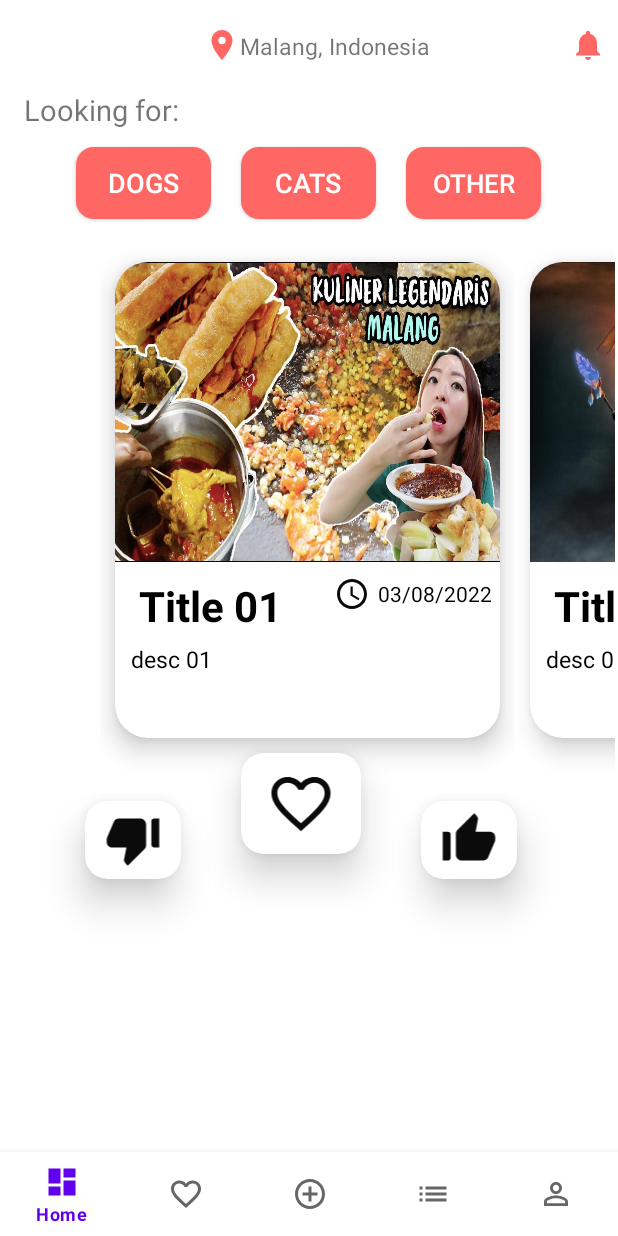
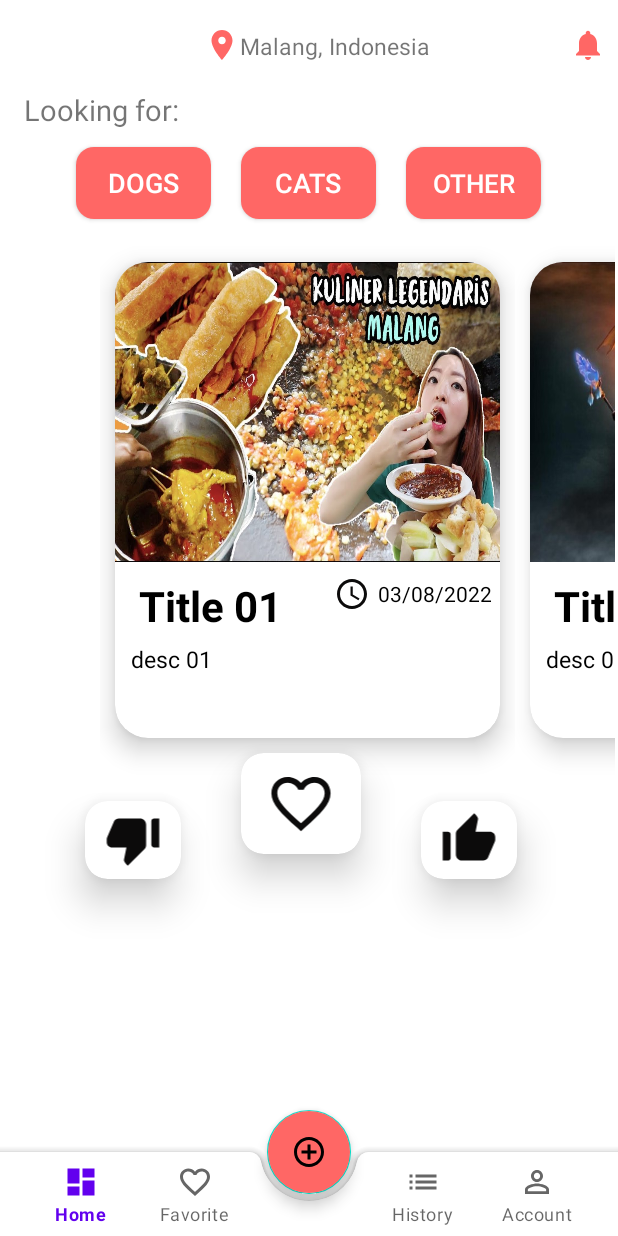
Before and after one commit to saskiamaulansyah/AdoptMe, an Android app: the MainActivity screen opened directly, with no data from a screen before it, on a phone screen of 412 x 824 dp. Run offline under Robolectric (Android 15) with nearby library versions, the phone set to English and light mode, and no system bars.

Commit message:
add detail and add floating button in bottom navigation

```diff
--- a/app/src/main/AndroidManifest.xml
+++ b/app/src/main/AndroidManifest.xml
@@ -1,9 +1,11 @@
 <?xml version="1.0" encoding="utf-8"?>
 <manifest xmlns:android="http://schemas.android.com/apk/res/android"
     package="com.example.adoptme">
+
     <uses-permission android:name="android.permission.INTERNET" />
     <uses-permission android:name="android.permission.ACCESS_NETWORK_STATE" />
     <uses-permission android:name="android.permission.ACCESS_WIFI_STATE" />
+
     <application
         android:allowBackup="true"
         android:icon="@mipmap/ic_launcher"
@@ -11,6 +13,9 @@
         android:roundIcon="@mipmap/ic_launcher_round"
         android:supportsRtl="true"
         android:theme="@style/Theme.AdoptMe">
+        <activity
+            android:name=".DetailAnimalActivity"
+            android:exported="false"/>
         <activity
             android:name=".RegisterActivity"
             android:exported="false" />
--- a/app/src/main/java/com/example/adoptme/MainActivity.java
+++ b/app/src/main/java/com/example/adoptme/MainActivity.java
@@ -20,6 +20,8 @@ public class MainActivity extends AppCompatActivity {
         super.onCreate(savedInstanceState);
         setContentView(R.layout.activity_main);
 
+        bottomNavigationView = findViewById(R.id.bottomNavigationView);
+        bottomNavigationView.setBackground(null);
         getWindow().getDecorView().setSystemUiVisibility(View.SYSTEM_UI_FLAG_LIGHT_STATUS_BAR);
         getSupportActionBar().hide();
 
--- a/app/src/main/java/com/example/adoptme/MyAdapterCard.java
+++ b/app/src/main/java/com/example/adoptme/MyAdapterCard.java
@@ -1,6 +1,7 @@
 package com.example.adoptme;
 
 import android.content.Context;
+import android.content.Intent;
 import android.view.LayoutInflater;
 import android.view.View;
 import android.view.ViewGroup;
@@ -63,7 +64,7 @@ public class MyAdapterCard extends PagerAdapter {
         view.setOnClickListener(new View.OnClickListener() {
             @Override
             public void onClick(View view) {
-                Toast.makeText(context, title+"\n"+description, Toast.LENGTH_SHORT).show();
+                view.getContext().startActivity(new Intent(view.getContext(), DetailAnimalActivity.class));;
             }
         });
 
--- a/app/src/main/res/layout/activity_main.xml
+++ b/app/src/main/res/layout/activity_main.xml
@@ -1,5 +1,5 @@
 <?xml version="1.0" encoding="utf-8"?>
-<RelativeLayout xmlns:android="http://schemas.android.com/apk/res/android"
+<androidx.coordinatorlayout.widget.CoordinatorLayout xmlns:android="http://schemas.android.com/apk/res/android"
     xmlns:app="http://schemas.android.com/apk/res-auto"
     xmlns:tools="http://schemas.android.com/tools"
     android:layout_width="match_parent"
@@ -10,14 +10,31 @@
         android:id="@+id/fragmentContainer"
         android:layout_width="match_parent"
         android:layout_height="match_parent"
-        android:layout_above="@id/bottomNavigationView"/>
+        android:layout_above="@id/bottomAppBar"/>
 
-    <com.google.android.material.bottomnavigation.BottomNavigationView
-        android:id="@+id/bottomNavigationView"
+    <com.google.android.material.bottomappbar.BottomAppBar
+        android:id="@+id/bottomAppBar"
         android:layout_width="match_parent"
         android:layout_height="wrap_content"
-        android:layout_alignParentBottom="true"
-        app:labelVisibilityMode="selected"
-        app:menu="@menu/menu"/>
+        android:layout_gravity="bottom">
 
-</RelativeLayout>
+        <com.google.android.material.bottomnavigation.BottomNavigationView
+            android:id="@+id/bottomNavigationView"
+            android:layout_width="match_parent"
+            android:layout_height="match_parent"
+            android:layout_marginRight="16dp"
+            android:background="@android:color/transparent"
+            app:labelVisibilityMode="labeled"
+            app:menu="@menu/menu" />
+
+    </com.google.android.material.bottomappbar.BottomAppBar>
+
+    <com.google.android.material.floatingactionbutton.FloatingActionButton
+        android:id="@+id/add"
+        android:layout_width="wrap_content"
+        android:layout_height="wrap_content"
+        android:src="@drawable/ic_baseline_add_circle_outline_24"
+        app:layout_anchor="@+id/bottomAppBar"
+        android:backgroundTint="@color/pink"
+        />
+</androidx.coordinatorlayout.widget.CoordinatorLayout>
--- a/app/src/main/res/menu/menu.xml
+++ b/app/src/main/res/menu/menu.xml
@@ -9,9 +9,7 @@
         android:icon="@drawable/ic_baseline_favorite_border_24"
         android:title="Favorite"/>
     <item
-        android:id="@+id/addFragment"
-        android:icon="@drawable/ic_baseline_add_circle_outline_24"
-        android:title="Add"/>
+        android:id="@+id/addFragment"/>
     <item
         android:id="@+id/historyFragment"
         android:icon="@drawable/ic_baseline_list_24"
--- a/app/src/main/res/values-night/themes.xml
+++ b/app/src/main/res/values-night/themes.xml
@@ -1,6 +1,6 @@
 <resources xmlns:tools="http://schemas.android.com/tools">
     <!-- Base application theme. -->
-    <style name="Theme.AdoptMe" parent="Theme.MaterialComponents.DayNight.NoActionBar">
+    <style name="Theme.AdoptMe" parent="Theme.MaterialComponents.DayNight.DarkActionBar">
         <!-- Primary brand color. -->
         <item name="colorPrimary">@color/purple_200</item>
         <item name="colorPrimaryVariant">@color/purple_700</item>
--- a/app/src/main/res/values/themes.xml
+++ b/app/src/main/res/values/themes.xml
@@ -1,6 +1,6 @@
 <resources xmlns:tools="http://schemas.android.com/tools">
     <!-- Base application theme. -->
-    <style name="Theme.AdoptMe" parent="Theme.MaterialComponents.DayNight.NoActionBar">
+    <style name="Theme.AdoptMe" parent="Theme.MaterialComponents.DayNight.DarkActionBar">
         <!-- Primary brand color. -->
         <item name="colorPrimary">@color/purple_500</item>
         <item name="colorPrimaryVariant">@color/purple_700</item>
```
Also changed, not shown: app/src/main/java/com/example/adoptme/DetailAnimalActivity.java (+25 -0 lines), app/src/main/res/layout/activity_detail_animal.xml (+19 -2 lines).
